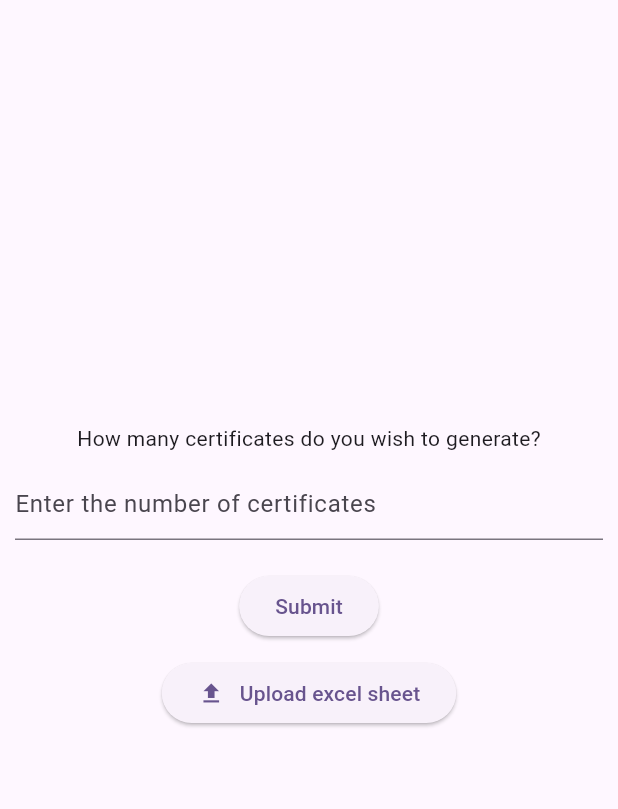
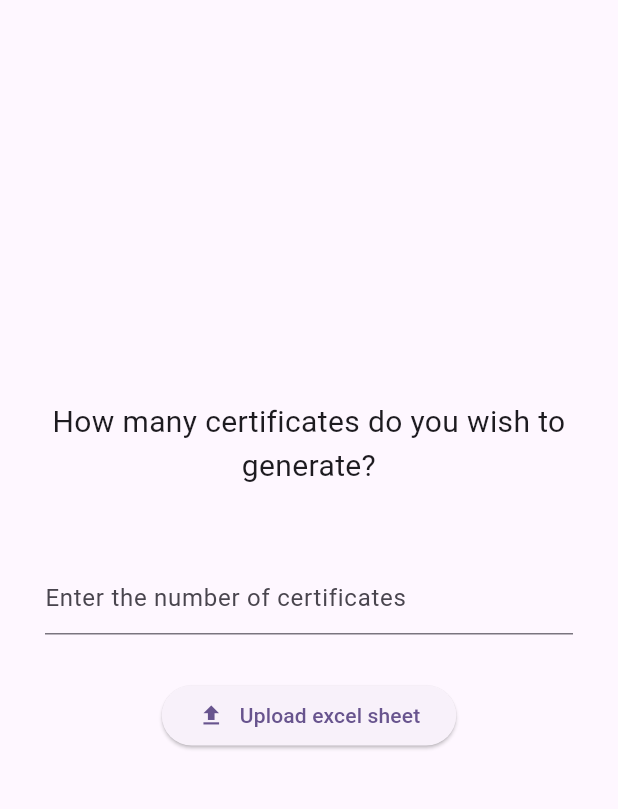
Before and after one commit to sajalAppdevs/app_certi_gen, a Flutter app: the screen it shows after launch, on a phone screen of 412 x 824 dp, the part 84-893 px from its top. Run offline on Flutter 3.47's test engine with Material 3 defaults, Android fonts, the phone set to English and light mode, and no system bars; our stand-ins replace file_picker.

Commit message:
style: increase font size and remove unnecessary button

```diff
--- a/lib/screens/home_page.dart
+++ b/lib/screens/home_page.dart
@@ -55,9 +55,13 @@ class _HomePageState extends State<HomePage> {
             children: [
               const Text(
                 'How many certificates do you wish to generate?',
+                style: TextStyle(fontSize: 20),
+                textAlign: TextAlign.center,
               ),
-              const SizedBox(height: 10),
-              TextFormField(
+              const SizedBox(height: 50),
+              Padding(
+                padding: const EdgeInsets.symmetric(horizontal: 20.0),
+                child: TextFormField(
                   decoration: const InputDecoration(hintText: 'Enter the number of certificates'),
                   validator: (value) {
                     if (value == null || value.isEmpty) {
@@ -70,16 +74,17 @@ class _HomePageState extends State<HomePage> {
                   },
                   keyboardType: TextInputType.number,
                 ),
+              ),
               const SizedBox(height: 20),
-              ElevatedButton(
-                onPressed: () {
-                  if (_formKey.currentState!.validate()) {
-                    _formKey.currentState!.save();
-                    // Handle successful validation
-                  }
-                },
-                child: const Text('Submit'),
-              ),
+              // ElevatedButton(
+              //   onPressed: () {
+              //     if (_formKey.currentState!.validate()) {
+              //       _formKey.currentState!.save();
+              //       // Handle successful validation
+              //     }
+              //   },
+              //   child: const Text('Submit'),
+              // ),
               const SizedBox(height: 10),
               ElevatedButton(
                 onPressed: () {
```
Lines whose indentation alone changed are shown as unchanged.
